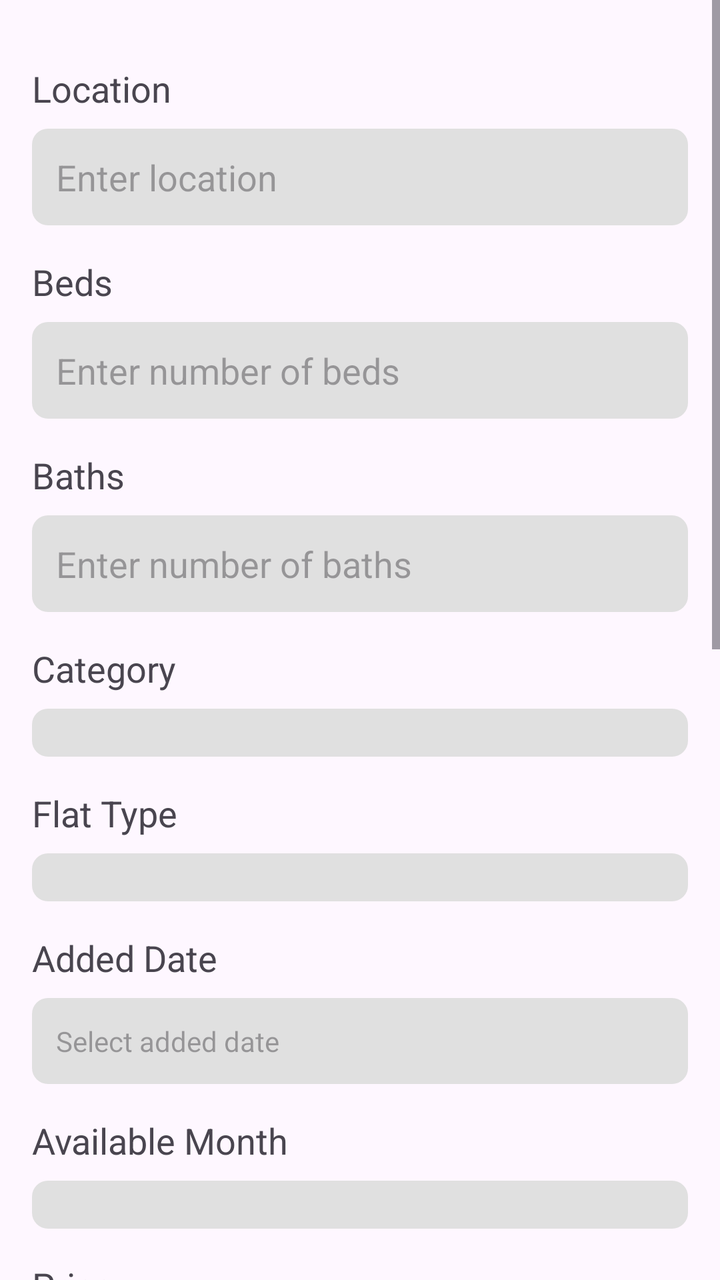
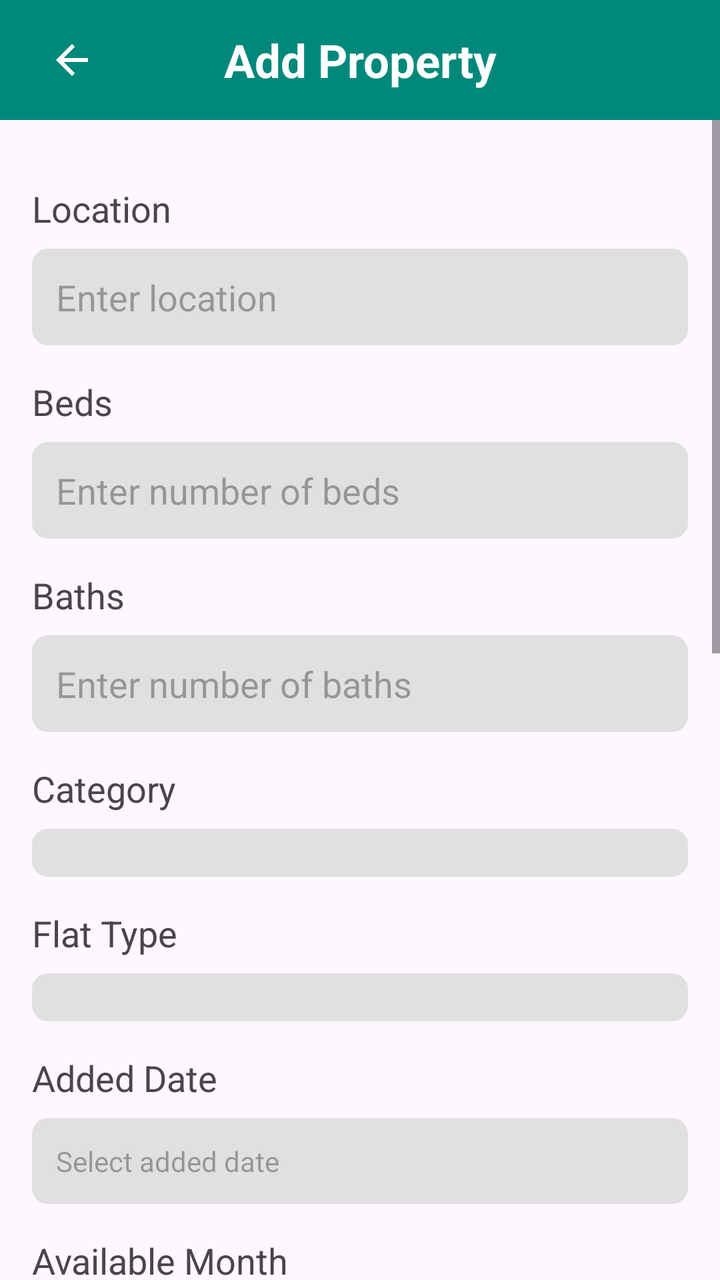

An Android layout rendered at two revisions. The XML below is the earlier revision; the diff shows what the commit changed to produce the second picture.
<!-- AndroidManifest.xml: application theme Theme.BasaKhuji -->
<!-- res/layout/activity_add_property.xml -->
<?xml version="1.0" encoding="utf-8"?>
<ScrollView xmlns:android="http://schemas.android.com/apk/res/android"
    android:layout_width="match_parent"
    android:layout_height="match_parent"
    xmlns:tools="http://schemas.android.com/tools">
<RelativeLayout
    android:layout_width="match_parent"
    android:layout_height="match_parent"
    android:padding="16dp">

    
    <TextView
        android:id="@+id/locationLabel"
        android:layout_width="wrap_content"
        android:layout_height="wrap_content"
        android:text="Location"
        android:textSize="18sp"
        android:layout_marginTop="16dp"/>

    <EditText
        android:id="@+id/locationEditText"
        android:layout_width="match_parent"
        android:layout_height="wrap_content"
        android:layout_below="@id/locationLabel"
        android:layout_marginTop="8dp"
        android:hint="Enter location"
        android:inputType="text"
        android:background="@drawable/edit_text_background"
        android:padding="12dp"/>

    
    <TextView
        android:id="@+id/bedsLabel"
        android:layout_width="wrap_content"
        android:layout_height="wrap_content"
        android:text="Beds"
        android:textSize="18sp"
        android:layout_below="@id/locationEditText"
        android:layout_marginTop="16dp"/>

    <EditText
        android:id="@+id/bedsEditText"
        android:layout_width="match_parent"
        android:layout_height="wrap_content"
        android:layout_below="@id/bedsLabel"
        android:layout_marginTop="8dp"
        android:hint="Enter number of beds"
        android:inputType="number"
        android:background="@drawable/edit_text_background"
        android:padding="12dp"/>

    
    <TextView
        android:id="@+id/bathsLabel"
        android:layout_width="wrap_content"
        android:layout_height="wrap_content"
        android:text="Baths"
        android:textSize="18sp"
        android:layout_below="@id/bedsEditText"
        android:layout_marginTop="16dp"/>

    <EditText
        android:id="@+id/bathsEditText"
        android:layout_width="match_parent"
        android:layout_height="wrap_content"
        android:layout_below="@id/bathsLabel"
        android:layout_marginTop="8dp"
        android:hint="Enter number of baths"
        android:inputType="number"
        android:background="@drawable/edit_text_background"
        android:padding="12dp"/>

    
    <TextView
        android:id="@+id/categoryLabel"
        android:layout_width="wrap_content"
        android:layout_height="wrap_content"
        android:text="Category"
        android:textSize="18sp"
        android:layout_below="@id/bathsEditText"
        android:layout_marginTop="16dp"/>

    <Spinner
        android:id="@+id/categorySpinner"
        android:layout_width="match_parent"
        android:layout_height="wrap_content"
        android:layout_below="@id/categoryLabel"
        android:layout_marginTop="8dp"
        android:background="@drawable/edit_text_background"
        android:padding="12dp"/>

    
    <TextView
        android:id="@+id/flatTypeLabel"
        android:layout_width="wrap_content"
        android:layout_height="wrap_content"
        android:text="Flat Type"
        android:textSize="18sp"
        android:layout_below="@id/categorySpinner"
        android:layout_marginTop="16dp"
        />

    <Spinner
        android:id="@+id/flatTypeSpinner"
        android:layout_width="match_parent"
        android:layout_height="wrap_content"
        android:layout_below="@id/flatTypeLabel"
        android:layout_marginTop="8dp"
        android:background="@drawable/edit_text_background"
        android:padding="12dp"
        />

    
    <TextView
        android:id="@+id/addedDateLabel"
        android:layout_width="wrap_content"
        android:layout_height="wrap_content"
        android:text="Added Date"
        android:textSize="18sp"
        android:layout_below="@id/flatTypeSpinner"
        android:layout_marginTop="16dp"/>

    <TextView
        android:id="@+id/addedDateTextView"
        android:layout_width="match_parent"
        android:layout_height="wrap_content"
        android:layout_below="@id/addedDateLabel"
        android:layout_marginTop="8dp"
        android:background="@drawable/edit_text_background"
        android:padding="12dp"
        android:hint="Select added date"
        android:clickable="true"
        android:focusable="false" />

    
    <TextView
        android:id="@+id/availableMonthLabel"
        android:layout_width="wrap_content"
        android:layout_height="wrap_content"
        android:text="Available Month"
        android:textSize="18sp"
        android:layout_below="@id/addedDateTextView"
        android:layout_marginTop="16dp"/>

    <Spinner
        android:id="@+id/availableMonthSpinner"
        android:layout_width="match_parent"
        android:layout_height="wrap_content"
        android:layout_below="@id/availableMonthLabel"
        android:layout_marginTop="8dp"
        android:background="@drawable/edit_text_background"
        android:padding="12dp"/>


    
    <TextView
        android:id="@+id/priceLabel"
        android:layout_width="wrap_content"
        android:layout_height="wrap_content"
        android:text="Price"
        android:textSize="18sp"
        android:layout_below="@id/availableMonthSpinner"
        android:layout_marginTop="16dp"/>

    <EditText
        android:layout_width="match_parent"
        android:layout_height="wrap_content"
        android:id="@+id/priceEditText"
        android:layout_marginTop="8dp"
        android:hint="Enter price"
        android:inputType="number"
        android:layout_below="@+id/priceLabel"
        android:background="@drawable/edit_text_background"
        android:padding="12dp"/>

    
    <TextView
        android:id="@+id/descriptionLabel"
        android:layout_width="wrap_content"
        android:layout_height="wrap_content"
        android:text="Description"
        android:textSize="18sp"
        android:layout_below="@id/priceEditText"
        android:layout_marginTop="16dp"/>

    <EditText
        android:id="@+id/descriptionEditText"
        android:layout_width="match_parent"
        android:layout_height="wrap_content"
        android:layout_below="@id/descriptionLabel"
        android:layout_marginTop="8dp"
        android:hint="Enter description"
        android:inputType="textMultiLine"
        android:minLines="3"
        android:background="@drawable/edit_text_background"
        android:padding="12dp"/>

    
    <TextView
        android:id="@+id/imageUploadLabel"
        android:layout_width="wrap_content"
        android:layout_height="wrap_content"
        android:text="Upload Images"
        android:textSize="18sp"
        android:layout_below="@id/descriptionEditText"
        android:layout_marginTop="16dp"/>

    <Button
        android:id="@+id/imageUploadButton"
        android:layout_width="wrap_content"
        android:layout_height="wrap_content"
        android:text="Choose Images"
        android:layout_below="@id/imageUploadLabel"
        android:layout_marginTop="8dp"/>

    
    <LinearLayout
        android:id="@+id/imagePreviewLayout"
        android:layout_width="match_parent"
        android:layout_height="wrap_content"
        android:layout_below="@id/imageUploadButton"
        android:layout_marginTop="8dp"
        android:orientation="horizontal"
        >

        <ImageView
            android:id="@+id/imagePreview"
            android:layout_width="match_parent"
            android:layout_height="200dp"
            android:src="@mipmap/ic_launcher_round"
            tools:ignore="ContentDescription" />

        
        

    </LinearLayout>

    
    <Button
        android:id="@+id/submitButton"
        android:layout_width="wrap_content"
        android:layout_height="wrap_content"
        android:layout_below="@id/imagePreviewLayout"
        android:layout_marginLeft="150dp"
        android:layout_marginTop="38dp"
        android:background="@drawable/button_background"
        android:gravity="center"
        android:padding="12dp"
        android:text="Submit"
        android:textColor="#FFFFFF"
        android:textSize="16sp" />


</RelativeLayout>
</ScrollView>
<!-- resources referenced by this layout -->
<resources>
  <!-- drawable button_background (drawable) -->
  <?xml version="1.0" encoding="utf-8"?>
  <shape xmlns:android="http://schemas.android.com/apk/res/android"
      android:shape="rectangle">
  
      <corners android:radius="8dp" />
  
      <solid android:color="#0966AF" />
  
      <padding
          android:left="12dp"
          android:top="12dp"
          android:right="12dp"
          android:bottom="12dp" />
  
  </shape>
  <!-- drawable edit_text_background (drawable) -->
  <?xml version="1.0" encoding="utf-8"?>
  <shape xmlns:android="http://schemas.android.com/apk/res/android"
      android:shape="rectangle">
  
      <solid android:color="#E0E0E0" />
  
      <corners android:radius="8dp" />
  
      <padding
          android:left="12dp"
          android:top="12dp"
          android:right="12dp"
          android:bottom="12dp" />
  
  </shape>
  <!-- mipmap ic_launcher_round (mipmap-anydpi-v26) -->
  <?xml version="1.0" encoding="utf-8"?>
  <adaptive-icon xmlns:android="http://schemas.android.com/apk/res/android">
      <background android:drawable="@drawable/ic_launcher_background"/>
      <foreground android:drawable="@mipmap/ic_launcher_foreground"/>
  </adaptive-icon>
  <style name="Theme.BasaKhuji" parent="Base.Theme.BasaKhuji" />
  <!-- drawable ic_launcher_background: vector/xml drawable (drawable, 4866 chars, omitted) -->
  <style name="Base.Theme.BasaKhuji" parent="Theme.Material3.DayNight.NoActionBar">
          
          
      </style>
</resources>

<!-- the commit's change to res/layout/activity_add_property.xml (unified diff, before → after) -->
@@ -1,5 +1,43 @@
 <?xml version="1.0" encoding="utf-8"?>
-<ScrollView xmlns:android="http://schemas.android.com/apk/res/android"
+<LinearLayout
+    xmlns:android="http://schemas.android.com/apk/res/android"
+    android:layout_width="match_parent"
+    android:layout_height="match_parent"
+    android:orientation="vertical">
+
+    
+    <androidx.appcompat.widget.Toolbar
+        android:id="@+id/toolbar"
+        android:layout_width="match_parent"
+        android:layout_height="60dp"
+        android:background="#00897B"
+        android:elevation="4dp"
+        android:theme="@style/ThemeOverlay.AppCompat.Dark.ActionBar"
+        android:popupTheme="@style/ThemeOverlay.AppCompat.Light">
+
+        
+        <ImageView
+            android:id="@+id/backButton"
+            android:layout_width="wrap_content"
+            android:layout_height="wrap_content"
+            android:src="@drawable/ic_back"
+            android:layout_gravity="start"
+            android:padding="8dp"
+            android:contentDescription="Back" />
+
+        <TextView
+            android:id="@+id/textAfterBackButton"
+            android:layout_width="wrap_content"
+            android:layout_height="wrap_content"
+            android:text="Add Property"
+            android:textSize="23sp"
+            android:textStyle="bold"
+            android:layout_gravity="center"
+            android:textColor="@android:color/white"/>
+
+    </androidx.appcompat.widget.Toolbar>
+
+<ScrollView
     android:layout_width="match_parent"
     android:layout_height="match_parent"
     xmlns:tools="http://schemas.android.com/tools">
@@ -253,3 +291,4 @@
 
 </RelativeLayout>
 </ScrollView>
+</LinearLayout>
<!-- resource entries referenced after the edit -->
@@ -32,6 +32,12 @@
           android:bottom="12dp" />
   
   </shape>
+  <!-- drawable ic_back (drawable) -->
+  <vector android:autoMirrored="true" android:height="24dp"
+      android:tint="#FFFFFF" android:viewportHeight="24"
+      android:viewportWidth="24" android:width="24dp" xmlns:android="http://schemas.android.com/apk/res/android">
+      <path android:fillColor="@android:color/white" android:pathData="M20,11H7.83l5.59,-5.59L12,4l-8,8 8,8 1.41,-1.41L7.83,13H20v-2z"/>
+  </vector>
   <!-- mipmap ic_launcher_round (mipmap-anydpi-v26) -->
   <?xml version="1.0" encoding="utf-8"?>
   <adaptive-icon xmlns:android="http://schemas.android.com/apk/res/android">
